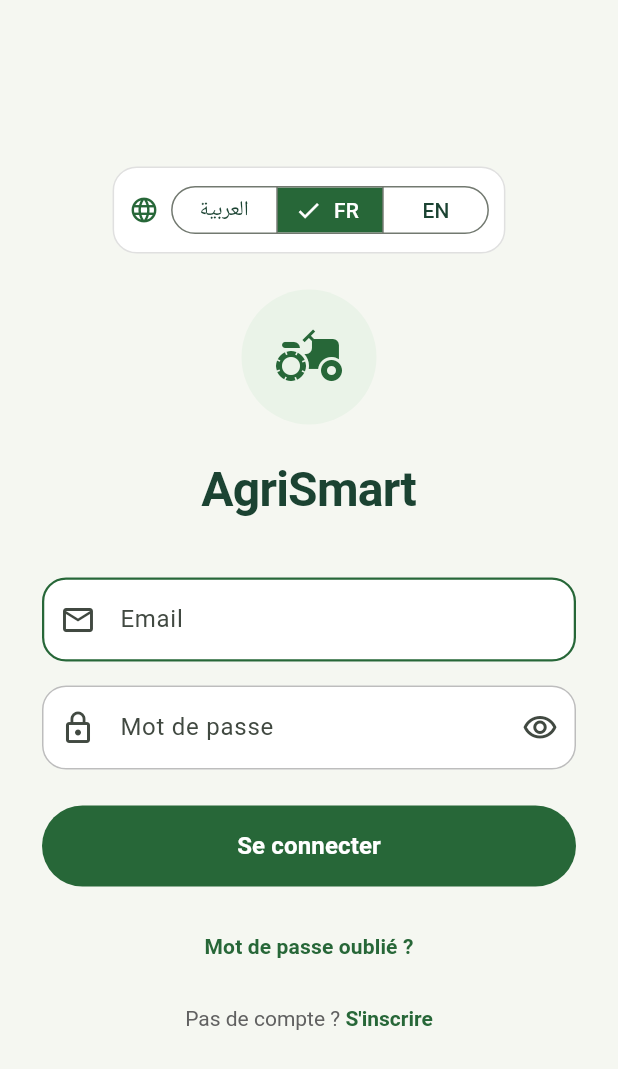
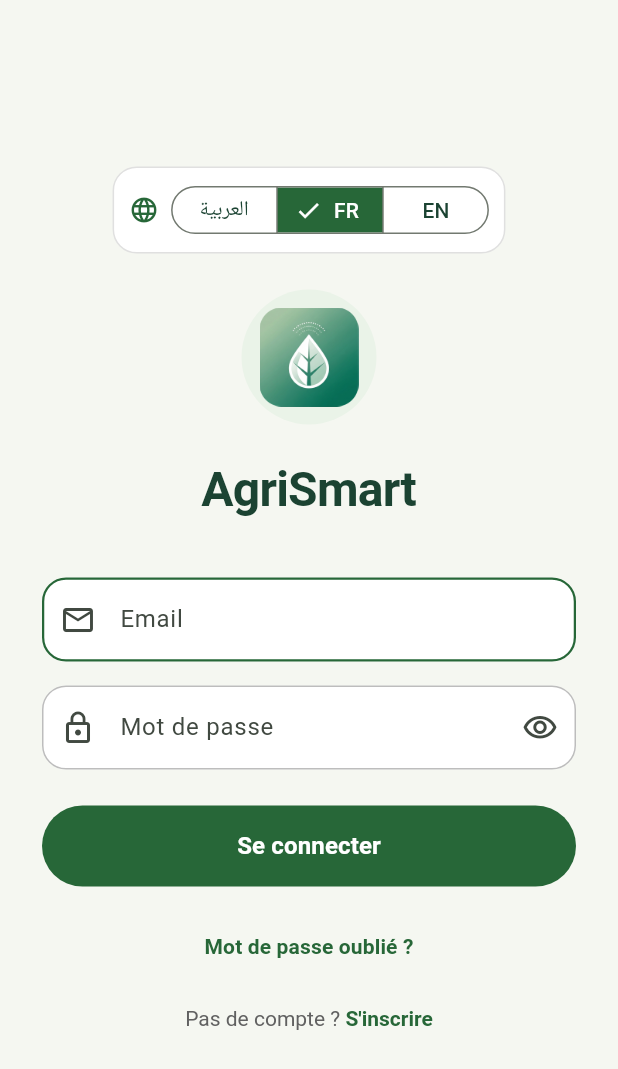
Before and after one commit to mehersoula1032-droid/agrismart_next, a Flutter app: the screen it shows after launch, on a phone screen of 412 x 824 dp. Shown: the top 1069 px of the screen. Run offline on Flutter 3.47's test engine with Material 3 defaults, Android fonts, the phone set to English and light mode, and no system bars; our stand-ins replace cloud_firestore, firebase_auth, firebase_core, flutter_local_notifications, flutter_map, image_picker and 3 more; missing offline and left inert: google_mlkit_image_labeling, google_mlkit_text_recognition, mobile_scanner; accounts and stored records are empty.

Commit message:
icon login

```diff
--- a/lib/screens/login_screen.dart
+++ b/lib/screens/login_screen.dart
@@ -251,13 +251,16 @@ class _LoginScreenState extends State<LoginScreen> {
                       color: Color(0xFFEAF3E8),
                       shape: BoxShape.circle,
                     ),
-                    child: const Icon(
-                      Icons.agriculture,
-                      size: 48,
-                      color: green,
+                    child: ClipOval(
+                      child: Padding(
+                        padding: const EdgeInsets.all(12),
+                        child: Image.asset(
+                          'assets/images/app_logo.png',
+                          fit: BoxFit.contain,
+                        ),
+                      ),
                     ),
                   ),
-
                   const SizedBox(height: 20),
 
                   Text(
```
Also changed, not shown: lib/screens/profile_screen.dart (+6 -1 lines).
